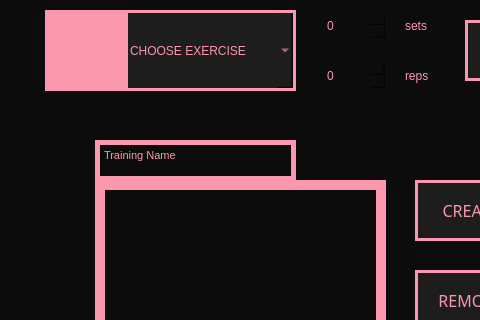
Before: the Qt Designer form View/NewMachinesTraining.ui in Hanna-J-K/fitnessapp, drawn with Qt 5; both pictures show x 105 to 585 and y 110 to 430 of the 800 by 600 pixel window.
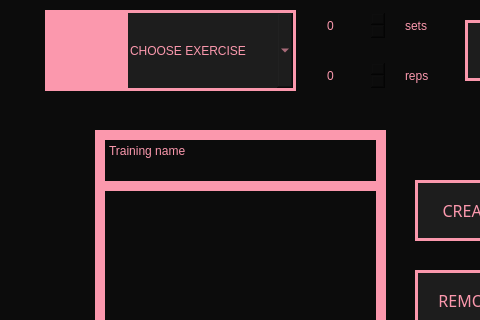
After: the same form once the commit is applied. Icons and pictures are not drawn.

Diff of the .ui file:
```diff
--- a/View/NewMachinesTraining.ui
+++ b/View/NewMachinesTraining.ui
@@ -247,26 +247,22 @@
      <string>CREATE</string>
     </property>
    </widget>
-   <widget class="QTextEdit" name="training_name">
+   <widget class="QPlainTextEdit" name="training_name">
     <property name="geometry">
      <rect>
       <x>200</x>
-      <y>250</y>
-      <width>201</width>
-      <height>41</height>
+      <y>240</y>
+      <width>291</width>
+      <height>61</height>
      </rect>
     </property>
     <property name="styleSheet">
-     <string notr="true">border: 5px solid #FB98AD;
-font: 16pt &quot;MS Shell Dlg 2&quot;;
+     <string notr="true">border: 10px solid #FB98AD;
+font: 12pt &quot;MS Shell Dlg 2&quot;;
 </string>
     </property>
-    <property name="html">
-     <string>&lt;!DOCTYPE HTML PUBLIC &quot;-//W3C//DTD HTML 4.0//EN&quot; &quot;http://www.w3.org/TR/REC-html40/strict.dtd&quot;&gt;
-&lt;html&gt;&lt;head&gt;&lt;meta name=&quot;qrichtext&quot; content=&quot;1&quot; /&gt;&lt;style type=&quot;text/css&quot;&gt;
-p, li { white-space: pre-wrap; }
-&lt;/style&gt;&lt;/head&gt;&lt;body style=&quot; font-family:'MS Shell Dlg 2'; font-size:16pt; font-weight:400; font-style:normal;&quot;&gt;
-&lt;p style=&quot; margin-top:0px; margin-bottom:0px; margin-left:0px; margin-right:0px; -qt-block-indent:0; text-indent:0px;&quot;&gt;&lt;span style=&quot; font-size:8.25pt;&quot;&gt;Training Name&lt;/span&gt;&lt;/p&gt;&lt;/body&gt;&lt;/html&gt;</string>
+    <property name="plainText">
+     <string>Training name</string>
     </property>
    </widget>
    <widget class="QPushButton" name="remove_training_btn">
```
Left out of the diff: 8 changed lines with no effect on the pictures.
